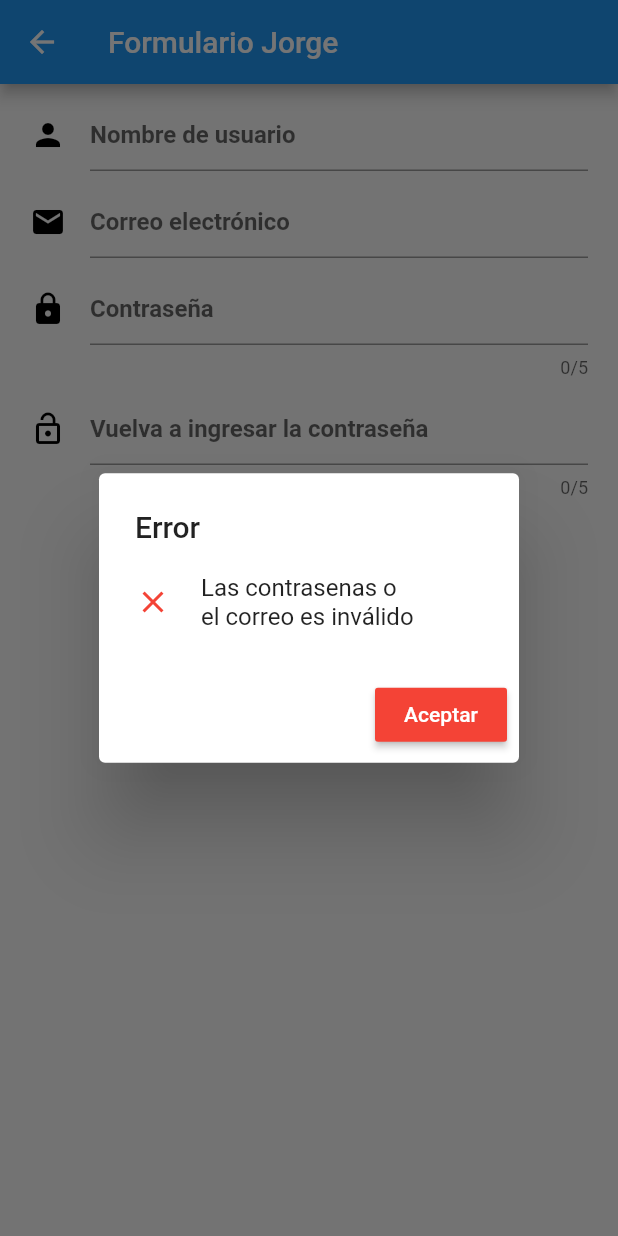
After one commit to klauscj1/capacitacion_icreativa_flutter, a Flutter app: the FormularioJorge screen opened directly, after a tap on "GUARDAR", on a phone screen of 412 x 824 dp. The commit adds this screen. Run offline on Flutter 3.47's test engine with Material 2 defaults, Android fonts, the phone set to English and light mode, and no system bars; our stand-ins replace math_expressions, rxdart.

Commit message:
Fin Formulario

```diff
--- /dev/null
+++ b/lib/ui/pages/formulario_jorge.dart
@@ -0,0 +1,216 @@
+import 'package:clase_2/bloc/provider.dart';
+import 'package:flutter/material.dart';
+
+class FormularioJorge extends StatefulWidget {
+  FormularioJorge({Key key}) : super(key: key);
+
+  @override
+  _FormularioJorgeState createState() => _FormularioJorgeState();
+}
+
+/*bool validateEmail(String value) {
+  //print(value);
+  Pattern pattern =
+      r'^(([^<>()[\]\\.,;:\s@\"]+(\.[^<>()[\]\\.,;:\s@\"]+)*)|(\".+\"))@((\[[0-9]{1,3}\.[0-9]{1,3}\.[0-9]{1,3}\.[0-9]{1,3}\])|(([a-zA-Z\-0-9]+\.)+[a-zA-Z]{2,}))$';
+  RegExp regex = new RegExp(pattern);
+  return (!regex.hasMatch(value)) ? false : true;
+}*/
+
+String validateEmails(String value) {
+  String pattern =
+      r'^(([^<>()[\]\\.,;:\s@\"]+(\.[^<>()[\]\\.,;:\s@\"]+)*)|(\".+\"))@((\[[0-9]{1,3}\.[0-9]{1,3}\.[0-9]{1,3}\.[0-9]{1,3}\])|(([a-zA-Z\-0-9]+\.)+[a-zA-Z]{2,}))$';
+  RegExp regExp = new RegExp(pattern);
+  if (value.length == 0) {
+    return "El correo es necesario";
+  } else if (!regExp.hasMatch(value)) {
+    return "Correo invalido";
+  } else {
+    return null;
+  }
+}
+
+formItemsDesign(icon, item) {
+  return Padding(
+    padding: EdgeInsets.symmetric(vertical: 7),
+    child: Card(child: ListTile(leading: Icon(icon), title: item)),
+  );
+}
+
+class _FormularioJorgeState extends State<FormularioJorge> {
+  TextEditingController _nombreController = TextEditingController();
+  TextEditingController _correoelectronico = TextEditingController();
+  TextEditingController _contrasenaController = TextEditingController();
+  TextEditingController _contrasena2Controller = TextEditingController();
+
+  @override
+  Widget build(BuildContext context) {
+    final bloc = Provider.getContadorBloc(context);
+    return Scaffold(
+      appBar: AppBar(
+        title: Text('Formulario Jorge'),
+      ),
+      body: Padding(
+        padding: const EdgeInsets.symmetric(horizontal: 20.0),
+        child: Column(
+          children: [
+            SizedBox(
+              height: 10,
+            ),
+            TextField(
+              controller: _nombreController,
+              keyboardType: TextInputType.text,
+              decoration: InputDecoration(
+                  hintText: 'Nombre de usuario',
+                  icon: Icon(Icons.person, color: Colors.black)),
+              textCapitalization: TextCapitalization.characters,
+              style:
+                  TextStyle(color: Colors.black, fontWeight: FontWeight.bold),
+              //cursorColor: Colors.red,
+              //cursorRadius: Radius.circular(16.0),
+              //cursorWidth: 16.0,
+              onChanged: (value) {
+                print(value);
+              },
+            ),
+            SizedBox(
+              height: 10,
+            ),
+            TextField(
+                controller: _correoelectronico,
+                keyboardType: TextInputType.text,
+                decoration: InputDecoration(
+                  hintText: 'Correo electrónico',
+                  icon: Icon(Icons.email, color: Colors.black),
+                  //helperText: 'Tu edad en años'
+                ),
+                style:
+                    TextStyle(color: Colors.black, fontWeight: FontWeight.bold)
+                //textAlign: TextAlign.center,
+                //autofocus: true,
+                ),
+            SizedBox(
+              height: 10,
+            ),
+            TextField(
+                controller: _contrasenaController,
+                obscureText: true,
+                keyboardType: TextInputType.text,
+                decoration: InputDecoration(
+                  hintText: 'Contraseña',
+                  //hintStyle: TextStyle(color: Colors.black, fontWeight: FontWeight.bold),
+                  icon: Icon(Icons.lock, color: Colors.black),
+                ),
+                maxLength: 5,
+                style:
+                    TextStyle(color: Colors.black, fontWeight: FontWeight.bold)
+                //autofocus: true,
+
+                ),
+            SizedBox(
+              height: 10,
+            ),
+            /* */
+            TextField(
+                controller: _contrasena2Controller,
+                obscureText: true,
+                keyboardType: TextInputType.text,
+                decoration: InputDecoration(
+                  hintText: 'Vuelva a ingresar la contraseña',
+                  //hintStyle: TextStyle(color: Colors.black, fontWeight: FontWeight.bold),
+                  icon: Icon(Icons.lock_open, color: Colors.black),
+                ),
+                maxLength: 5,
+                style: TextStyle(
+                    color: Colors.black, fontWeight: FontWeight.bold)),
+            SizedBox(
+              height: 10,
+            ),
+            RaisedButton(
+              onPressed: () {
+                String value = _correoelectronico.text;
+                print(validateEmails(value));
+                String res = validateEmails(value);
+
+                if (_contrasenaController.text == _contrasena2Controller.text && res ==  null) {
+                  showDialog(
+                      barrierDismissible: false,
+                      context: context,
+                      builder: (context) {
+                        return AlertDialog(
+                          title: Text('Datos'),
+                          content: Row(
+                            children: [
+                              Icon(
+                                Icons.check,
+                                color: Colors.blue,
+                              ),
+                              SizedBox(
+                                width: 20,
+                              ),
+                              //Text('Tienes acceso')
+                              Text(
+                                  'Nombre: \n${_nombreController.text} \nCorreo electrónico: \n${_correoelectronico.text} \nContraseña: \n${_contrasenaController.text} \nContraseña: \n${_contrasena2Controller.text}',
+                                  style: TextStyle(color: Colors.black))
+                            ],
+                          ),
+                          actions: [
+                            RaisedButton(
+                              color: Colors.blue,
+                              onPressed: () {
+                                Navigator.pop(context);
+                              },
+                              child: Text(
+                                'Aceptar',
+                                style: TextStyle(color: Colors.white),
+                              ),
+                            )
+                          ],
+                        );
+                      });
+                } else {
+                  showDialog(
+                      barrierDismissible: false,
+                      context: context,
+                      builder: (context) {
+                        return AlertDialog(
+                          title: Text('Error'),
+                          content: Row(
+                            children: [
+                              Icon(
+                                Icons.close,
+                                color: Colors.red,
+                              ),
+                              SizedBox(
+                                width: 20,
+                              ),
+                              Text('Las contrasenas o \nel correo es inválido')
+                            ],
+                          ),
+                          actions: [
+                            RaisedButton(
+                              color: Colors.red,
+                              onPressed: () {
+                                Navigator.pop(context);
+                              },
+                              child: Text(
+                                'Aceptar',
+                                style: TextStyle(color: Colors.white),
+                              ),
+                            )
+                          ],
+                        );
+                      });
+                }
+              },
+              child: Text(
+                'GUARDAR',
+                style: TextStyle(color: Colors.white),
+              ),
+              color: Colors.blue,
+            )
+          ],
+        ),
+      ),
+    );
+  }
+}
--- a/lib/ui/pages/formulario_page.dart
+++ b/lib/ui/pages/formulario_page.dart
@@ -3,6 +3,7 @@ import 'package:clase_2/ui/pages/calculadora_claus.dart';
 import 'package:clase_2/ui/pages/calculadora_gabriel.dart';
 import 'package:clase_2/ui/pages/calculadora_jorge.dart';
 import 'package:clase_2/ui/pages/calculadora_lina.dart';
+import 'package:clase_2/ui/pages/formulario_jorge.dart';
 import 'package:clase_2/ui/widgets/menu_item_widget.dart';
 import 'package:flutter/material.dart';
 
@@ -39,8 +40,8 @@ class FormulariosPage extends StatelessWidget {
               subtitulo: 'Edisson Vargas',
             ),
             MenuItem(
-              pagina: CalculadoraJorge(),
-              leading: 'JA',
+              pagina: FormularioJorge(),
+              leading: 'JRAP',
               titulo: 'Jorge Arevalo',
               subtitulo: 'Jorge Arevalo',
             ),
```
Also changed, not shown: pubspec.lock.
